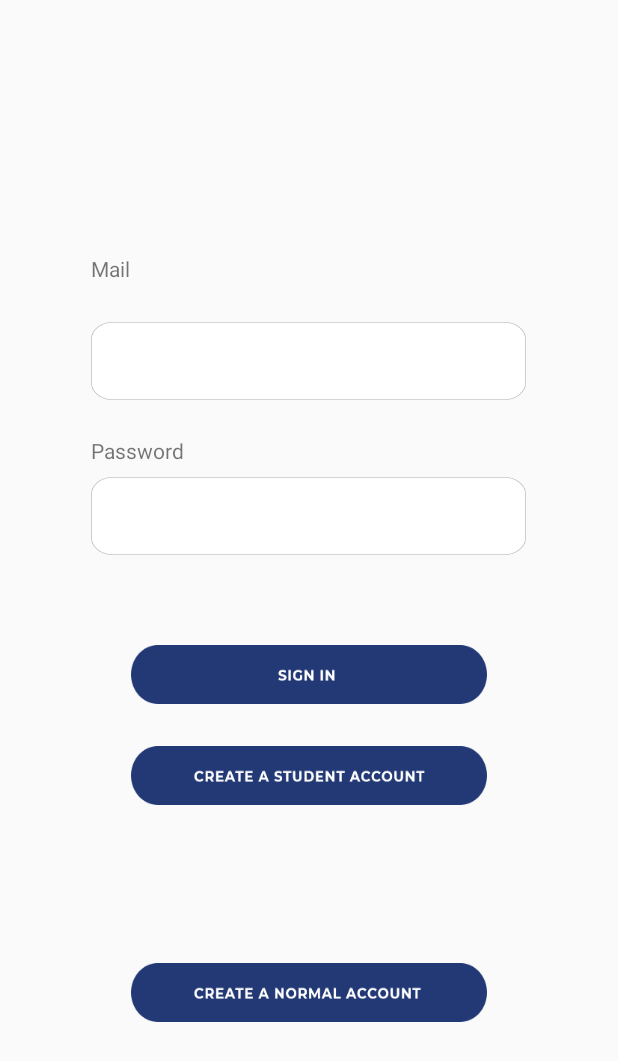
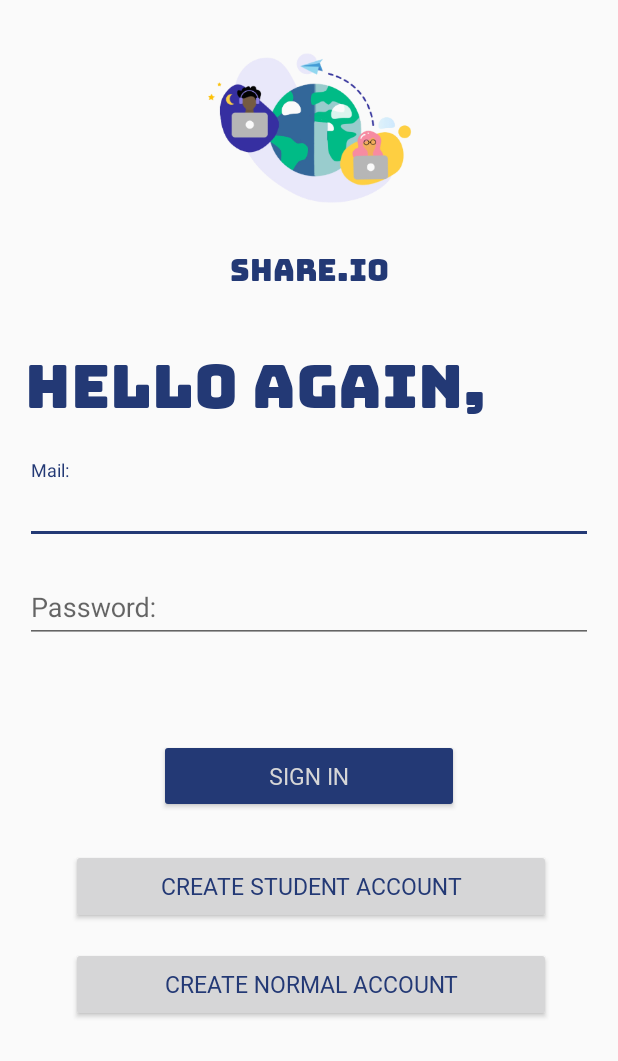
Before and after one commit to ABurakk/Share.io, an Android app: the signInFragment screen opened directly, with no data from a screen before it, on a phone screen of 412 x 824 dp. Shown: the top 1061 px of the screen. Run offline under Robolectric (Android 15) with nearby library versions, the phone set to English and light mode, and no system bars; our stand-ins replace Firebase (no records; nobody signed in at launch, a user with empty details on screens opened directly); 7 statements that could not run were skipped.

Commit message:
sign in UI redesinged

```diff
--- a/app/src/main/res/layout/sign_in_fragment.xml
+++ b/app/src/main/res/layout/sign_in_fragment.xml
@@ -4,87 +4,132 @@
     xmlns:app="http://schemas.android.com/apk/res-auto"
     xmlns:tools="http://schemas.android.com/tools"
     android:layout_width="match_parent"
+    android:padding="15dp"
     android:layout_height="match_parent">
 
-    <EditText
+    <ScrollView
+        android:layout_width="match_parent"
+        android:layout_height="match_parent"
+        app:layout_constraintBottom_toBottomOf="parent"
+        app:layout_constraintEnd_toEndOf="parent"
+        app:layout_constraintStart_toStartOf="parent"
+        app:layout_constraintTop_toTopOf="parent">
+
+        <androidx.constraintlayout.widget.ConstraintLayout
+            android:layout_width="match_parent"
+            android:layout_height="match_parent">
+
+            <com.google.android.material.textfield.TextInputLayout
+                android:id="@+id/textInputLayout"
+                android:layout_width="match_parent"
+                android:layout_height="wrap_content"
+                android:layout_marginTop="15dp"
+                app:layout_constraintEnd_toEndOf="parent"
+                app:layout_constraintStart_toStartOf="parent"
+                app:layout_constraintTop_toBottomOf="@+id/textView13">
+
+                <com.google.android.material.textfield.TextInputEditText
                     android:id="@+id/etMailSingIn"
-        android:layout_width="290dp"
-        android:layout_height="52dp"
-        android:layout_marginTop="24dp"
-        android:background="@drawable/lastnameinput"
-        android:ems="10"
-        android:inputType="textEmailAddress"
+                    android:layout_width="match_parent"
+                    android:layout_height="wrap_content"
+                    android:hint="Mail:" />
+            </com.google.android.material.textfield.TextInputLayout>
+
+            <com.google.android.material.textfield.TextInputLayout
+                android:id="@+id/textInputLayout2"
+                android:layout_width="match_parent"
+                android:layout_height="wrap_content"
+                android:layout_marginTop="10dp"
                 app:layout_constraintEnd_toEndOf="parent"
-        app:layout_constraintHorizontal_bias="0.495"
+                app:layout_constraintStart_toStartOf="parent"
+                app:layout_constraintTop_toBottomOf="@+id/textInputLayout">
+
+                <com.google.android.material.textfield.TextInputEditText
+                    android:id="@+id/etPasswordSignIn"
+                    android:layout_width="match_parent"
+                    android:layout_height="wrap_content"
+                    android:hint="Password:" />
+            </com.google.android.material.textfield.TextInputLayout>
+
+            <ImageView
+                android:id="@+id/imageView24"
+                android:layout_width="158dp"
+                android:layout_height="137dp"
+                app:layout_constraintEnd_toEndOf="parent"
+                app:layout_constraintStart_toStartOf="parent"
+                app:layout_constraintTop_toTopOf="parent"
+                app:srcCompat="@drawable/logoshareio" />
+
+            <TextView
+                android:id="@+id/textView12"
+                android:layout_width="wrap_content"
+                android:layout_height="wrap_content"
+                android:fontFamily="@font/bungee_regular"
+                android:text="SHARE.IO"
+                android:textColor="@color/colorPrimary"
+                android:textSize="20dp"
+                app:layout_constraintEnd_toEndOf="@+id/imageView24"
+                app:layout_constraintStart_toStartOf="@+id/imageView24"
+                app:layout_constraintTop_toBottomOf="@+id/imageView24" />
+
+            <TextView
+                android:id="@+id/textView13"
+                android:layout_width="332dp"
+                android:layout_height="85dp"
+                android:fontFamily="@font/bungee_regular"
+                android:text="Hello Again,"
+                android:textColor="@color/colorPrimary"
+                android:textSize="40dp"
+                app:layout_constraintEnd_toEndOf="parent"
+                app:layout_constraintHorizontal_bias="0.0"
                 app:layout_constraintStart_toStartOf="parent"
                 app:layout_constraintTop_toBottomOf="@+id/textView12" />
 
-    <EditText
-        android:id="@+id/etPasswordSignIn"
-        android:layout_width="290dp"
-        android:layout_height="52dp"
-        android:layout_marginTop="8dp"
-        android:background="@drawable/lastnameinput"
-        android:ems="10"
-        android:inputType="textPassword"
-        app:layout_constraintEnd_toEndOf="@+id/etMailSingIn"
-        app:layout_constraintHorizontal_bias="0.0"
-        app:layout_constraintStart_toStartOf="@+id/textView13"
-        app:layout_constraintTop_toBottomOf="@+id/textView13" />
-
             <Button
                 android:id="@+id/btnSignInSignIn"
-        android:layout_width="237dp"
-        android:layout_height="39dp"
-        android:layout_marginTop="60dp"
-        android:background="@drawable/signinbutton"
-        app:layout_constraintEnd_toEndOf="@+id/etPasswordSignIn"
-        app:layout_constraintHorizontal_bias="0.504"
-        app:layout_constraintStart_toStartOf="@+id/etPasswordSignIn"
-        app:layout_constraintTop_toBottomOf="@+id/etPasswordSignIn" />
+                android:layout_width="200dp"
+                android:layout_height="49dp"
+                android:layout_marginTop="64dp"
+                android:text="sign in"
+                android:textSize="15dp"
+                android:textColor="@color/white"
+                android:fontFamily="@font/tahoma_bold"
+                android:backgroundTint="@color/colorPrimary"
+                app:layout_constraintEnd_toEndOf="@+id/textInputLayout2"
+                app:layout_constraintStart_toStartOf="@+id/textInputLayout2"
+                app:layout_constraintTop_toBottomOf="@+id/textInputLayout2" />
 
             <Button
                 android:id="@+id/btnGoToCreateStudentAccount"
-        android:layout_width="237dp"
-        android:layout_height="39dp"
-        android:layout_marginTop="28dp"
-        android:background="@drawable/createastudentaccount"
+                android:layout_width="320dp"
+                android:layout_height="50dp"
+                android:layout_marginTop="24dp"
+                android:backgroundTint="@color/white"
+                android:fontFamily="@font/tahoma_bold"
+                android:text="Create Student Account"
+                android:textColor="@color/colorPrimary"
+                android:textSize="15dp"
                 app:layout_constraintEnd_toEndOf="@+id/btnSignInSignIn"
-        app:layout_constraintHorizontal_bias="0.496"
+                app:layout_constraintHorizontal_bias="0.491"
                 app:layout_constraintStart_toStartOf="@+id/btnSignInSignIn"
                 app:layout_constraintTop_toBottomOf="@+id/btnSignInSignIn" />
 
             <Button
                 android:id="@+id/btnGoToCreateNormalAccount"
-        android:layout_width="237dp"
-        android:layout_height="39dp"
-        android:layout_marginTop="28dp"
-        android:layout_marginBottom="60dp"
-        android:background="@drawable/createanormalaccount"
-        app:layout_constraintBottom_toBottomOf="parent"
+                android:layout_width="320dp"
+                android:layout_height="50dp"
+                android:layout_marginTop="15dp"
+                android:text="create normal account"
+                android:fontFamily="@font/tahoma_bold"
+                android:textSize="15dp"
+                android:textColor="@color/colorPrimary"
+                android:backgroundTint="@color/white"
                 app:layout_constraintEnd_toEndOf="@+id/btnGoToCreateStudentAccount"
-        app:layout_constraintHorizontal_bias="0.562"
                 app:layout_constraintStart_toStartOf="@+id/btnGoToCreateStudentAccount"
-        app:layout_constraintTop_toBottomOf="@+id/btnGoToCreateStudentAccount"
-        app:layout_constraintVertical_bias="0.486" />
+                app:layout_constraintTop_toBottomOf="@+id/btnGoToCreateStudentAccount" />
 
-    <TextView
-        android:id="@+id/textView12"
-        android:layout_width="36dp"
-        android:layout_height="21dp"
-        android:layout_marginTop="168dp"
-        android:text="Mail"
-        app:layout_constraintEnd_toEndOf="@+id/etMailSingIn"
-        app:layout_constraintHorizontal_bias="0.0"
-        app:layout_constraintStart_toStartOf="@+id/etMailSingIn"
-        app:layout_constraintTop_toTopOf="parent" />
+        </androidx.constraintlayout.widget.ConstraintLayout>
+    </ScrollView>
 
-    <TextView
-        android:id="@+id/textView13"
-        android:layout_width="wrap_content"
-        android:layout_height="wrap_content"
-        android:layout_marginTop="24dp"
-        android:text="Password"
-        app:layout_constraintStart_toStartOf="@+id/etMailSingIn"
-        app:layout_constraintTop_toBottomOf="@+id/etMailSingIn" />
+
 </androidx.constraintlayout.widget.ConstraintLayout>
--- a/app/src/main/res/layout/sign_up_normal_fragment.xml
+++ b/app/src/main/res/layout/sign_up_normal_fragment.xml
@@ -23,7 +23,7 @@
                 android:layout_width="291dp"
                 android:layout_height="81dp"
                 android:fontFamily="@font/bungee_regular"
-                android:text="Welcome"
+                android:text="Hello!"
                 android:textColor="@color/colorPrimary"
                 android:textSize="50dp"
                 app:layout_constraintEnd_toEndOf="parent"
@@ -138,6 +138,8 @@
                 android:layout_marginTop="20dp"
                 android:backgroundTint="@color/colorPrimary"
                 android:text="SIGN UP"
+                android:textSize="15dp"
+                android:fontFamily="@font/tahoma_bold"
                 android:textColor="@color/white"
                 app:layout_constraintEnd_toEndOf="@+id/textInputLayout8"
                 app:layout_constraintHorizontal_bias="0.496"
@@ -150,6 +152,8 @@
                 android:layout_height="44dp"
                 android:backgroundTint="@color/white"
                 android:text="go to sign ın"
+                android:textSize="15dp"
+                android:fontFamily="@font/tahoma_bold"
                 android:textColor="@color/colorPrimary"
                 app:layout_constraintBottom_toBottomOf="parent"
                 app:layout_constraintEnd_toEndOf="@+id/btnSignUpNormalRegister"
--- a/app/src/main/res/values/colors.xml
+++ b/app/src/main/res/values/colors.xml
@@ -2,6 +2,6 @@
 <resources>
     <color name="colorPrimary">#233975</color>
     <color name="colorPrimaryDark">#00574B</color>
-    <color name="colorAccent">#D81B60</color>
+    <color name="colorAccent">#233975</color>
     <color name="thmeBlue">#233975</color>
 </resources>
```
Also changed, not shown: app/src/main/res/font/gloria.ttf (added), 1 other file. Lines whose indentation alone changed are shown as unchanged.
